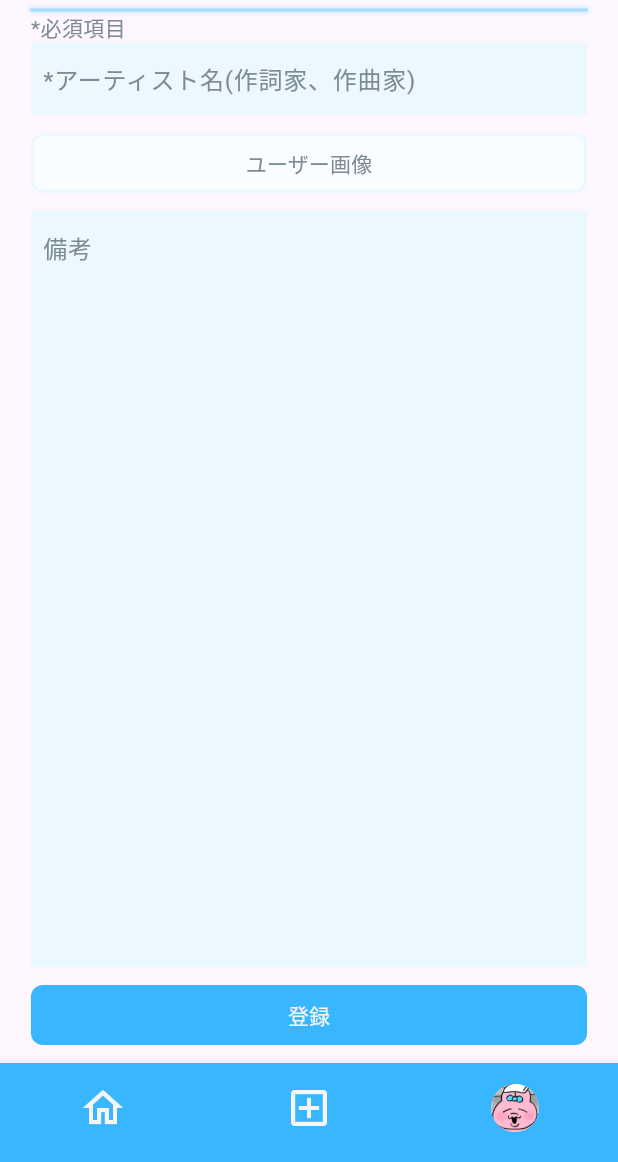
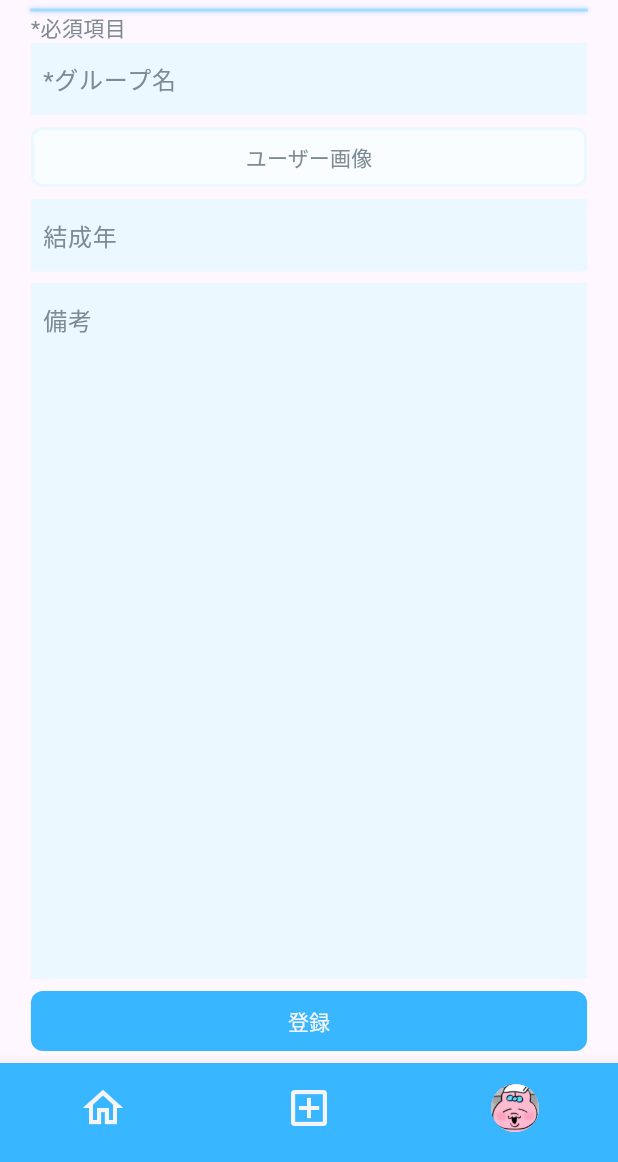
Before and after one commit to miz8462/kimikoe, a Flutter app: the screen it shows after launch, on a phone screen of 412 x 824 dp, the part 74-1236 px from its top. Run offline on Flutter 3.47's test engine with Material 3 defaults, Android fonts, the phone set to English and light mode, and no system bars; our stand-ins replace flutter_dotenv, flutter_riverpod, flutter_svg, gap, supabase_flutter; accounts and stored records are empty.

Commit message:
グループ登録ページの作成

```diff
--- a/lib/kimikoe_app.dart
+++ b/lib/kimikoe_app.dart
@@ -1,7 +1,7 @@
 import 'package:flutter/material.dart';
 import 'package:kimikoe_app/config/config.dart';
 import 'package:kimikoe_app/ui/auth/view/sign_in_page.dart';
-import 'package:kimikoe_app/ui/post/view/add_artist.dart';
+import 'package:kimikoe_app/ui/post/view/add_group_page.dart';
 
 // AppBarとBottomNavigationBarの設計
 // bodyに子要素として各ページを受け取る
@@ -69,7 +69,7 @@ class KimikoeApp extends StatelessWidget {
               // してない場合はサインインページへ
               body: Padding(
                 padding: EdgeInsets.symmetric(horizontal: horizontalPadding),
-                child: AddArtistPage(),
+                child: AddGroupPage(),
               ),
               // todo: アイコンをタップすると画面遷移
               bottomNavigationBar: BottomNavigationBar(
--- a/lib/ui/post/view/add_artist.dart
+++ b/lib/ui/post/view/add_group_page.dart
@@ -2,8 +2,8 @@ import 'package:flutter/material.dart';
 import 'package:gap/gap.dart';
 import 'package:kimikoe_app/config/config.dart';
 
-class AddArtistPage extends StatelessWidget {
-  const AddArtistPage({super.key});
+class AddGroupPage extends StatelessWidget {
+  const AddGroupPage({super.key});
   @override
   Widget build(BuildContext context) {
     return Column(
@@ -20,7 +20,7 @@ class AddArtistPage extends StatelessWidget {
           child: TextFormField(
             decoration: const InputDecoration(
               border: InputBorder.none,
-              hintText: '*アーティスト名(作詞家、作曲家)',
+              hintText: '*グループ名',
               hintStyle: TextStyle(color: textGray),
               contentPadding: EdgeInsets.only(left: spaceWidthS),
             ),
@@ -28,16 +28,18 @@ class AddArtistPage extends StatelessWidget {
           ),
         ),
         const Gap(spaceWidthS),
-
         // ユーザー画像登録ボタン
-        OutlinedButton(
+        SizedBox(
+          height: 40,
+          child: OutlinedButton(
             onPressed: () {},
             style: OutlinedButton.styleFrom(
               backgroundColor: backgroundWhite,
               shape: RoundedRectangleBorder(
                 borderRadius: BorderRadius.circular(borderRadius),
               ),
-            side: const BorderSide(color: backgroundLightBlue, width: borderWidth),
+              side: const BorderSide(
+                  color: backgroundLightBlue, width: borderWidth),
               fixedSize: const Size.fromWidth(double.maxFinite),
             ),
             child: const Text(
@@ -45,6 +47,20 @@ class AddArtistPage extends StatelessWidget {
               style: TextStyle(
                 color: textGray,
               ),
+            ),
+          ),
+        ),
+        const Gap(spaceWidthS),
+        Container(
+          color: backgroundLightBlue,
+          child: TextFormField(
+            decoration: const InputDecoration(
+              border: InputBorder.none,
+              hintText: '結成年',
+              hintStyle: TextStyle(color: textGray),
+              contentPadding: EdgeInsets.only(left: spaceWidthS),
+            ),
+            controller: TextEditingController(),
           ),
         ),
         const Gap(spaceWidthS),
@@ -70,7 +86,9 @@ class AddArtistPage extends StatelessWidget {
         ),
         const Gap(spaceWidthS),
         // 登録ボタン
-        OutlinedButton(
+        SizedBox(
+          height: 40,
+          child: OutlinedButton(
             onPressed: () {},
             style: OutlinedButton.styleFrom(
               backgroundColor: mainBlue,
@@ -85,6 +103,7 @@ class AddArtistPage extends StatelessWidget {
               style: TextStyle(color: textWhite),
             ),
           ),
+        ),
         const Gap(spaceWidthS),
       ],
     );
```
Also changed, not shown: lib/ui/post/view/add_artist_page.dart (added, +91 -0 lines). Lines whose indentation alone changed are shown as unchanged.
